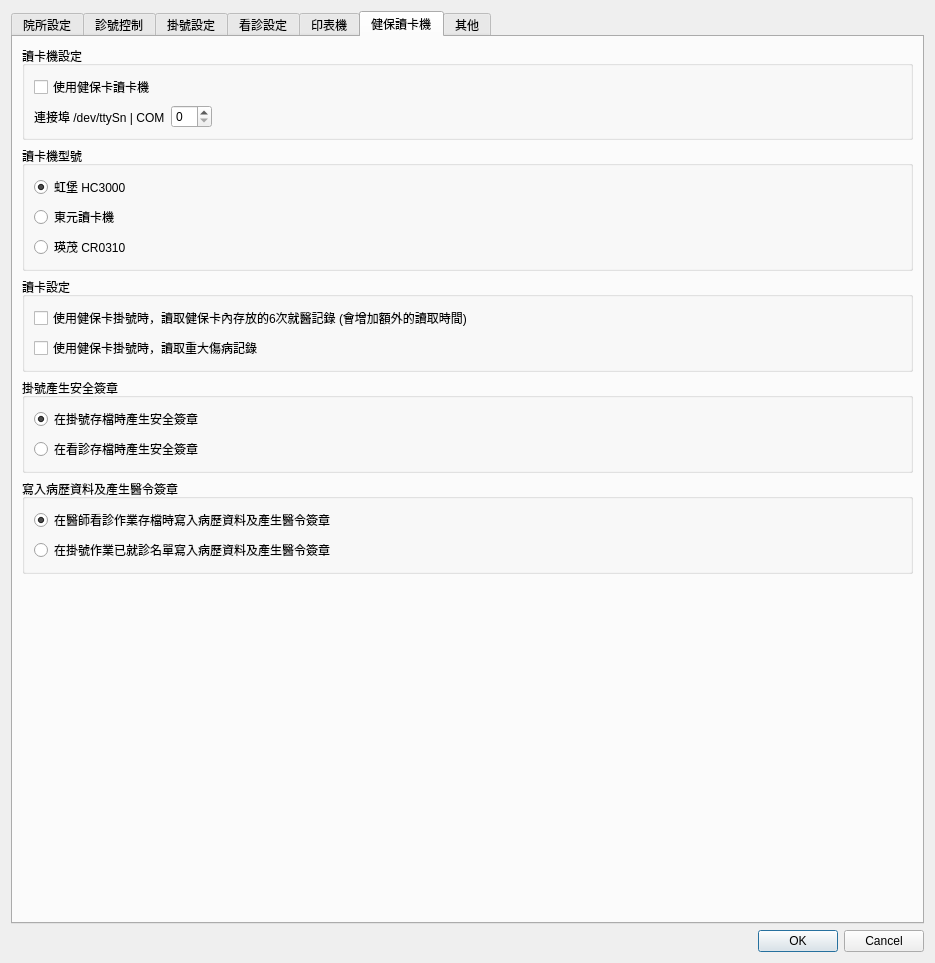
Before: the Qt Designer form ui/dialog_settings.ui in picacat/pyMedical, drawn with Qt 5.
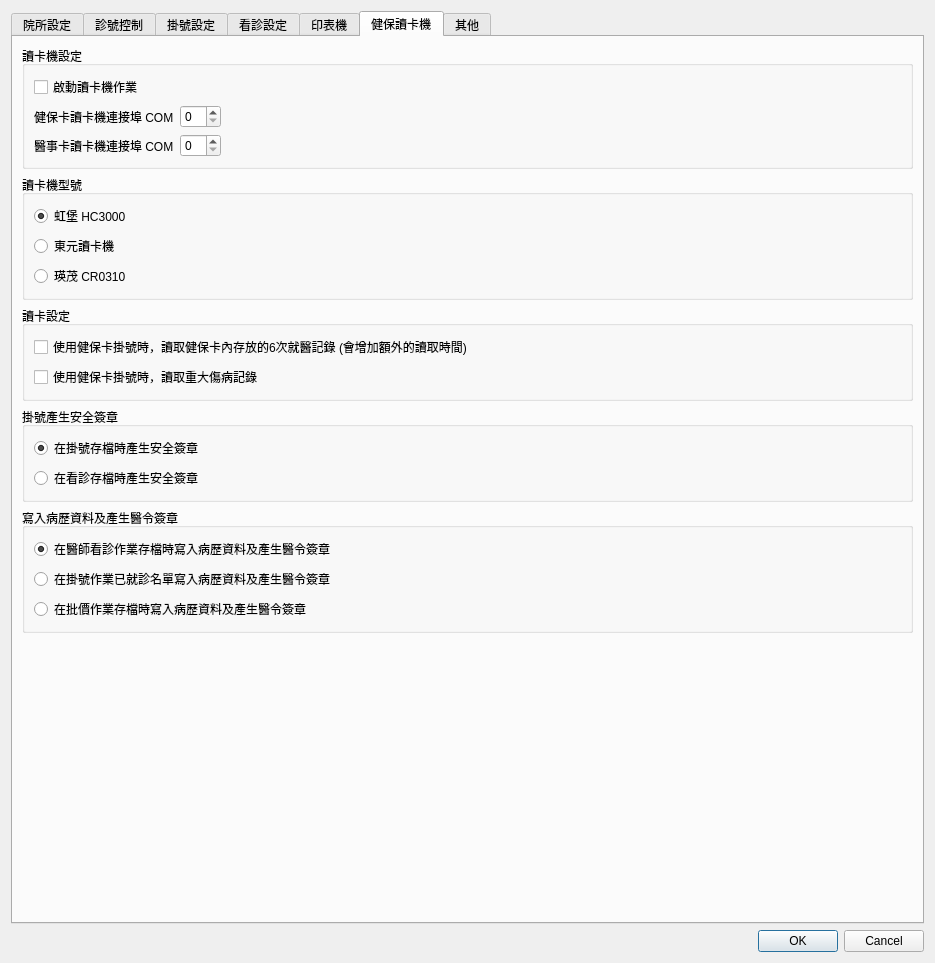
After: the same form once the commit is applied. The open tabs and pages were chosen to show the change. Icons and pictures are not drawn.

Patch:
```diff
--- a/ui/dialog_settings.ui
+++ b/ui/dialog_settings.ui
@@ -1589,12 +1589,15 @@
             <item>
              <widget class="QCheckBox" name="checkBox_use_reader">
               <property name="text">
-               <string>使用健保卡讀卡機</string>
+               <string>啟動讀卡機作業</string>
               </property>
              </widget>
             </item>
             <item>
              <layout class="QGridLayout" name="gridLayout_8">
+              <item row="0" column="1">
+               <widget class="QSpinBox" name="spinBox_ic_reader_port"/>
+              </item>
               <item row="0" column="2">
                <spacer name="horizontalSpacer_8">
                 <property name="orientation">
@@ -1608,16 +1611,36 @@
                 </property>
                </spacer>
               </item>
-              <item row="0" column="1">
-               <widget class="QSpinBox" name="spinBox_reader_port"/>
-              </item>
               <item row="0" column="0">
                <widget class="QLabel" name="label_20">
                 <property name="text">
-                 <string>連接埠 /dev/ttySn | COM</string>
+                 <string>健保卡讀卡機連接埠 COM</string>
                 </property>
                </widget>
               </item>
+              <item row="1" column="0">
+               <widget class="QLabel" name="label_62">
+                <property name="text">
+                 <string>醫事卡讀卡機連接埠 COM</string>
+                </property>
+               </widget>
+              </item>
+              <item row="1" column="1">
+               <widget class="QSpinBox" name="spinBox_hpc_reader_port"/>
+              </item>
+              <item row="1" column="2">
+               <spacer name="horizontalSpacer_12">
+                <property name="orientation">
+                 <enum>Qt::Horizontal</enum>
+                </property>
+                <property name="sizeHint" stdset="0">
+                 <size>
+                  <width>40</width>
+                  <height>20</height>
+                 </size>
+                </property>
+               </spacer>
+              </item>
              </layout>
             </item>
            </layout>
@@ -1740,6 +1763,13 @@
               </property>
              </widget>
             </item>
+            <item>
+             <widget class="QRadioButton" name="radioButton_charge_write">
+              <property name="text">
+               <string>在批價作業存檔時寫入病歷資料及產生醫令簽章</string>
+              </property>
+             </widget>
+            </item>
            </layout>
           </widget>
          </item>
```
Left out of the diff: 74 changed lines with no effect on the pictures.
